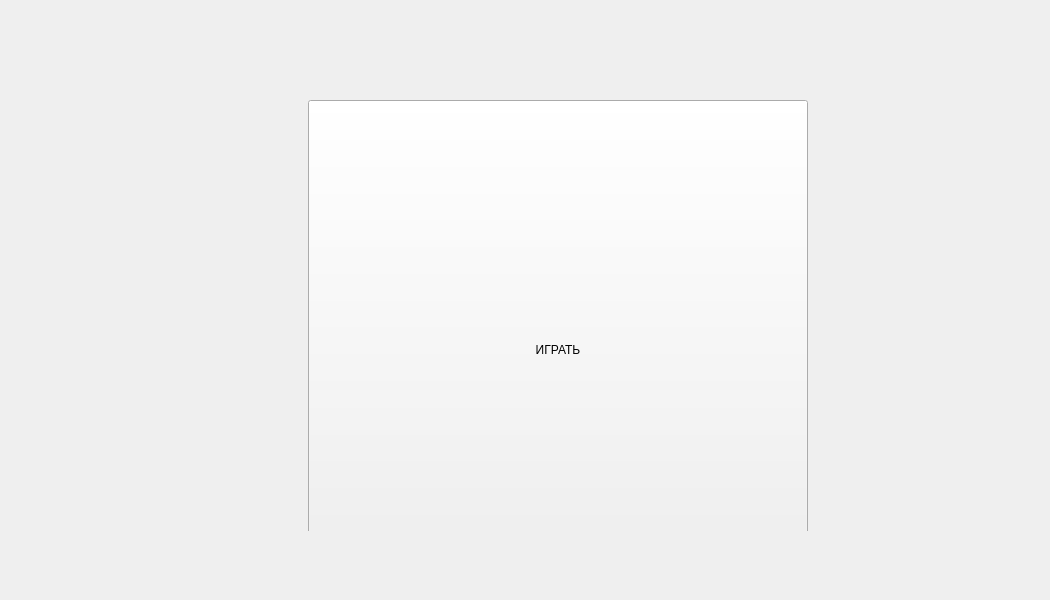
The window that src/launcher/design/design.ui (izharus/tfc_halloween_launcher) describes before a commit, drawn with Qt 5.
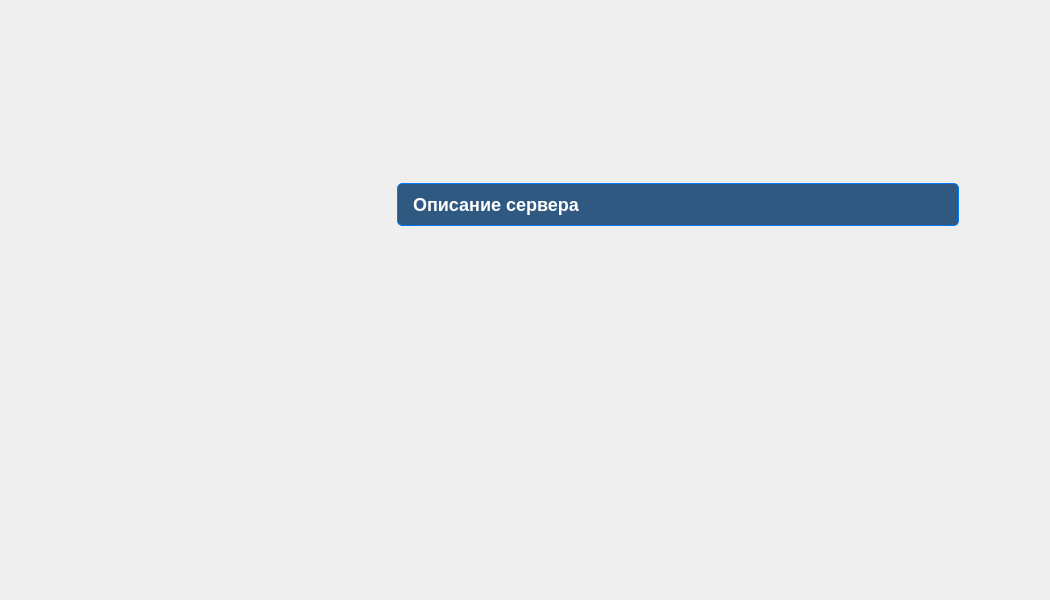
The same window after the commit. The open tabs and pages were chosen to show the change. Icons and pictures are not drawn.

Commit message: Feat: implement design of server_page

Diff of the .ui file:
```diff
--- a/src/launcher/design/design.ui
+++ b/src/launcher/design/design.ui
@@ -29,7 +29,83 @@
    <string>MainWindow</string>
   </property>
   <property name="styleSheet">
-   <string notr="true"/>
+   <string notr="true">#scrollArea, #scrollArea_2, #scrollAreaWidgetContents, #scrollAreaWidgetContents_2 {
+    background-color: rgba(255, 255, 255, 0);  /* Полностью прозрачный фон */
+    border: none; /* Убирает границу */
+}
+
+/* Горизонтальная полоса прокрутки */
+QScrollBar:horizontal {
+    border: none; /* Убираем границы */
+    background: rgba(0, 51, 102, 200); /* Темно-синий фон для горизонтальной полосы */
+    height: 10px; /* Высота полосы прокрутки */
+    margin: 0px 22px; /* Отступы для управления кнопками */
+}
+
+QScrollBar::handle:horizontal {
+    background: rgba(0, 76, 153, 200); /* Более светлый темно-синий для ползунка */
+    min-width: 20px; /* Минимальная ширина ползунка */
+    border-radius: 5px; /* Скругление углов ползунка */
+}
+
+QScrollBar::handle:horizontal:hover {
+    background: rgba(0, 102, 204, 200); /* Светлый синий при наведении */
+}
+
+QScrollBar::add-line:horizontal,
+QScrollBar::sub-line:horizontal {
+    background: none; /* Убираем фон для стрелок */
+    border: none; /* Убираем границы для стрелок */
+}
+
+QScrollBar::left-arrow:horizontal,
+QScrollBar::right-arrow:horizontal {
+    background: none; /* Убираем фон для стрелок */
+    width: 0px; /* Убираем ширину стрелок */
+    height: 0px; /* Убираем высоту стрелок */
+}
+
+QScrollBar::add-page:horizontal,
+QScrollBar::sub-page:horizontal {
+    background: none; /* Убираем фон для области прокрутки */
+}
+
+/* Вертикальная полоса прокрутки */
+QScrollBar:vertical {
+    border: none; /* Убираем границы */
+    background: rgba(0, 51, 102, 200); /* Темно-синий фон для вертикальной полосы */
+    width: 10px; /* Ширина полосы прокрутки */
+    margin: 22px 0px; /* Отступы для управления кнопками */
+}
+
+QScrollBar::handle:vertical {
+    background: rgba(0, 76, 153, 200); /* Более светлый темно-синий для ползунка */
+    min-height: 20px; /* Минимальная высота ползунка */
+    border-radius: 5px; /* Скругление углов ползунка */
+}
+
+QScrollBar::handle:vertical:hover {
+    background: rgba(0, 102, 204, 200); /* Светлый синий при наведении */
+}
+
+QScrollBar::add-line:vertical,
+QScrollBar::sub-line:vertical {
+    background: none; /* Убираем фон для стрелок */
+    border: none; /* Убираем границы для стрелок */
+}
+
+QScrollBar::up-arrow:vertical,
+QScrollBar::down-arrow:vertical {
+    background: none; /* Убираем фон для стрелок */
+    width: 0px; /* Убираем ширину стрелок */
+    height: 0px; /* Убираем высоту стрелок */
+}
+
+QScrollBar::add-page:vertical,
+QScrollBar::sub-page:vertical {
+    background: none; /* Убираем фон для области прокрутки */
+}
+</string>
   </property>
   <widget class="QWidget" name="centralwidget">
    <property name="minimumSize">
@@ -850,25 +926,143 @@
              </layout>
             </widget>
             <widget class="QWidget" name="server_settings_page">
-             <widget class="QPushButton" name="pushButton_5">
-              <property name="geometry">
-               <rect>
-                <x>240</x>
-                <y>10</y>
-                <width>500</width>
-                <height>500</height>
-               </rect>
-              </property>
-              <property name="minimumSize">
-               <size>
-                <width>500</width>
-                <height>500</height>
-               </size>
-              </property>
-              <property name="text">
-               <string>ИГРАТЬ</string>
-              </property>
-             </widget>
+             <layout class="QFormLayout" name="formLayout_3">
+              <item row="0" column="0">
+               <widget class="QWidget" name="widget_server_widget" native="true">
+                <property name="minimumSize">
+                 <size>
+                  <width>300</width>
+                  <height>400</height>
+                 </size>
+                </property>
+                <property name="styleSheet">
+                 <string notr="true"/>
+                </property>
+                <layout class="QGridLayout" name="gridLayout_8">
+                 <item row="0" column="0">
+                  <layout class="QGridLayout" name="gridLayout"/>
+                 </item>
+                </layout>
+               </widget>
+              </item>
+              <item row="0" column="1">
+               <layout class="QVBoxLayout" name="verticalLayout_4">
+                <item>
+                 <layout class="QHBoxLayout" name="horizontalLayout_4">
+                  <item>
+                   <spacer name="horizontalSpacer_8">
+                    <property name="orientation">
+                     <enum>Qt::Orientation::Horizontal</enum>
+                    </property>
+                    <property name="sizeHint" stdset="0">
+                     <size>
+                      <width>40</width>
+                      <height>20</height>
+                     </size>
+                    </property>
+                   </spacer>
+                  </item>
+                  <item>
+                   <widget class="QPushButton" name="pushButton_back_from_server_settings">
+                    <property name="minimumSize">
+                     <size>
+                      <width>64</width>
+                      <height>64</height>
+                     </size>
+                    </property>
+                    <property name="maximumSize">
+                     <size>
+                      <width>64</width>
+                      <height>64</height>
+                     </size>
+                    </property>
+                    <property name="styleSheet">
+                     <string notr="true">QPushButton {
+    background-image: url(:/data/background/back_arrow.png);
+    background-position: center;
+    background-repeat: no-repeat;
+    border: none; /* Убираем границы */
+    border-radius: 10px; /* Скругляем углы кнопки */
+    padding: 10px; /* Добавляем внутренние отступы */
+    color: white; /* Устанавливаем цвет текста */
+    font-size: 16px; /* Устанавливаем размер шрифта */
+    font-weight: bold; /* Устанавливаем жирный шрифт */
+}
+
+QPushButton:hover {
+    background-color: rgba(255, 255, 255, 0.2); /* Добавляем эффект при наведении */
+}
+
+QPushButton:pressed {
+    background-color: rgba(255, 255, 255, 0.4); /* Добавляем эффект при нажатии */
+}
+</string>
+                    </property>
+                    <property name="text">
+                     <string/>
+                    </property>
+                   </widget>
+                  </item>
+                 </layout>
+                </item>
+                <item>
+                 <widget class="QScrollArea" name="scrollArea_2">
+                  <property name="widgetResizable">
+                   <bool>true</bool>
+                  </property>
+                  <widget class="QWidget" name="scrollAreaWidgetContents_2">
+                   <property name="geometry">
+                    <rect>
+                     <x>0</x>
+                     <y>0</y>
+                     <width>588</width>
+                     <height>348</height>
+                    </rect>
+                   </property>
+                   <layout class="QVBoxLayout" name="verticalLayout_7">
+                    <item>
+                     <widget class="QLabel" name="label_server_description">
+                      <property name="styleSheet">
+                       <string notr="true">QLabel {
+    font-family: 'Arial', sans-serif; /* Устанавливаем шрифт */
+    font-size: 18px; /* Увеличиваем размер шрифта */
+    font-weight: bold; /* Жирный текст */
+    color: #FFFFFF; /* Цвет текста (белый) */
+    background-color: rgba(0, 51, 102, 0.8); /* Полупрозрачный темно-синий фон */
+    border: 1px solid #007BFF; /* Синяя рамка */
+    border-radius: 5px; /* Скругление углов */
+    padding: 10px; /* Отступы вокруг текста */
+    margin: 5px; /* Отступы от других элементов */
+    text-align: left; /* Выравнивание текста влево */
+    line-height: 1.5; /* Междустрочный интервал */
+}
+</string>
+                      </property>
+                      <property name="text">
+                       <string>Описание сервера</string>
+                      </property>
+                     </widget>
+                    </item>
+                    <item>
+                     <spacer name="verticalSpacer_6">
+                      <property name="orientation">
+                       <enum>Qt::Orientation::Vertical</enum>
+                      </property>
+                      <property name="sizeHint" stdset="0">
+                       <size>
+                        <width>20</width>
+                        <height>40</height>
+                       </size>
+                      </property>
+                     </spacer>
+                    </item>
+                   </layout>
+                  </widget>
+                 </widget>
+                </item>
+               </layout>
+              </item>
+             </layout>
             </widget>
             <widget class="QWidget" name="launcher_settings_page">
              <layout class="QHBoxLayout" name="horizontalLayout_3">
```
Left out of the diff: 44 changed lines with no effect on the pictures. The commit also changes 1 other file.
